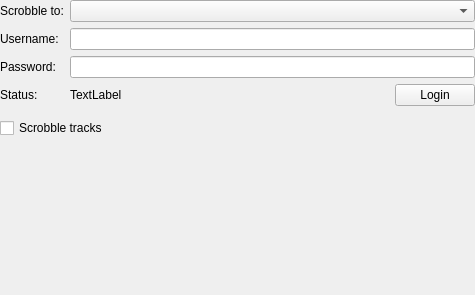
Old version of the form scrobbling/scrobblingsettings.ui in the repository CDrummond/cantata.
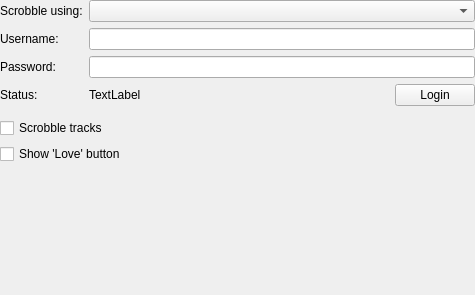
New version of the form. Custom widgets are drawn as their Qt base class.

Commit message: - 'Love' tracks - 'Love' via MPDScribble

Diff of the .ui file:
```diff
--- a/scrobbling/scrobblingsettings.ui
+++ b/scrobbling/scrobblingsettings.ui
@@ -26,7 +26,7 @@
    <item row="0" column="0">
     <widget class="BuddyLabel" name="scrobblerLabel">
      <property name="text">
-      <string>Scrobble to:</string>
+      <string>Scrobble using:</string>
      </property>
      <property name="buddy">
       <cstring>scrobbler</cstring>
@@ -123,7 +123,43 @@
      </property>
     </widget>
    </item>
-   <item row="6" column="0">
+   <item row="6" column="0" colspan="2">
+    <widget class="QCheckBox" name="showLove">
+     <property name="text">
+      <string>Show 'Love' button</string>
+     </property>
+    </widget>
+   </item>
+   <item row="7" column="0">
+    <spacer name="verticalSpacer_3x">
+     <property name="orientation">
+      <enum>Qt::Vertical</enum>
+     </property>
+     <property name="sizeType">
+      <enum>QSizePolicy::Fixed</enum>
+     </property>
+     <property name="sizeHint" stdset="0">
+      <size>
+       <width>20</width>
+        <height>4</height>
+      </size>
+     </property>
+    </spacer>
+   </item>
+   <item row="8" column="0" colspan="2">
+    <widget class="QLabel" name="noteLabel">
+     <property name="alignment">
+       <set>Qt::AlignLeading|Qt::AlignLeft|Qt::AlignTop</set>
+     </property>
+     <property name="wordWrap">
+      <bool>true</bool>
+     </property>
+     <property name="textInteractionFlags">
+      <set>Qt::NoTextInteraction</set>
+     </property>
+    </widget>
+   </item>
+   <item row="9" column="0">
     <spacer name="verticalSpacer">
      <property name="orientation">
       <enum>Qt::Vertical</enum>
```
Left out of the diff: 6 changed lines with no effect on the pictures. The commit also changes 12 other files.
